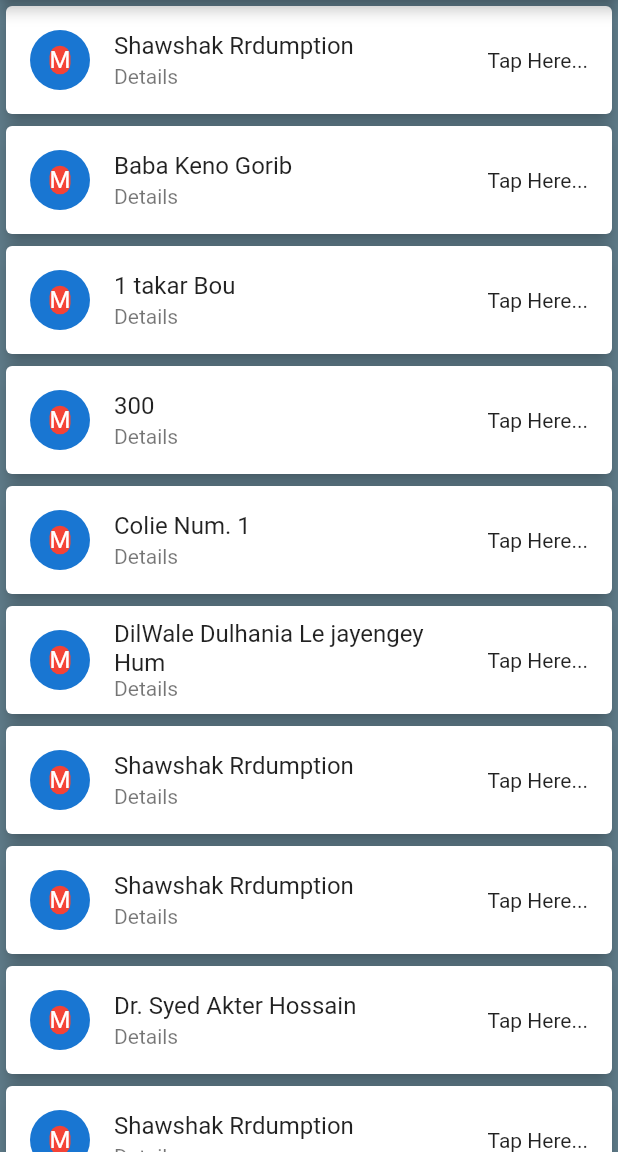
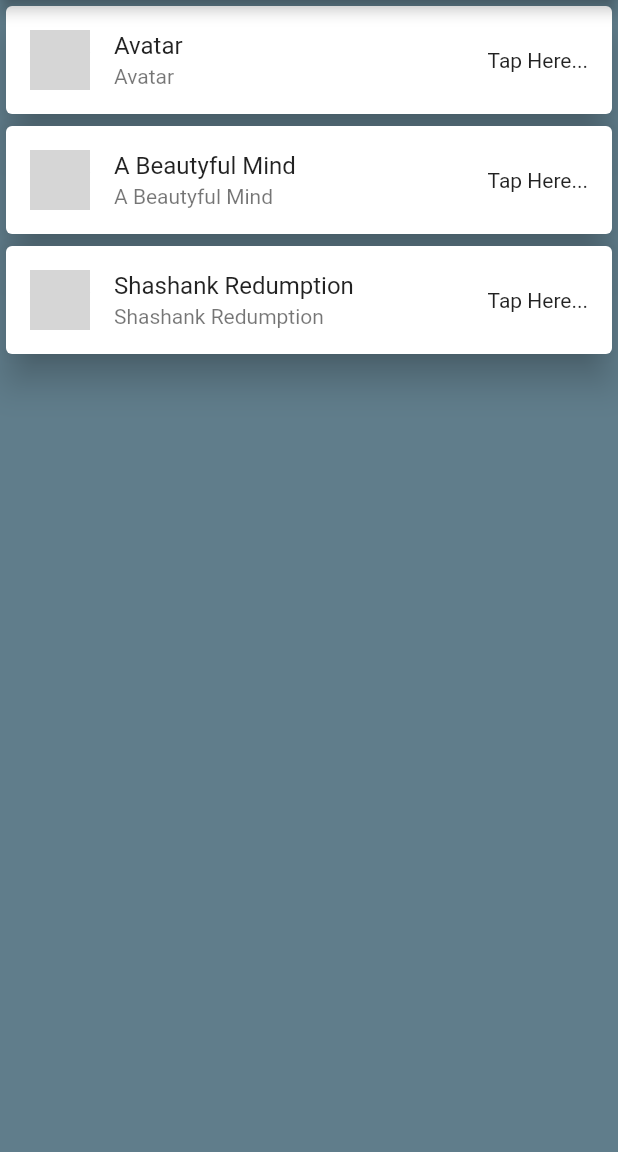
Before and after one commit to sanyhmahadi/MovieApp, a Flutter app: the screen it shows after launch, on a phone screen of 412 x 824 dp, the part 84-1236 px from its top. Run offline on Flutter 3.47's test engine with Material 2 defaults, Android fonts, the phone set to English and light mode, and no system bars; network calls fail; grey boxes are pictures that could not be loaded.

Commit message:
Picture in Circle avatar

```diff
--- /dev/null
+++ b/lib/ui/Movie.dart
@@ -0,0 +1,104 @@
+class Movie {
+  static List<Movie> getMovies() => [
+        Movie(
+            "Avatar",
+            "2009",
+            "18 dec 2009",
+            "162 min",
+            "Acton",
+            "James Cameron",
+            "James Cameron",
+            "Cris Hamsworth",
+            "nice",
+            "USA",
+            "Win 3 oscar",
+            "7.9",
+            "1116899",
+            "tt4622964",
+            "movie",
+            "True", [
+          "https://flxt.tmsimg.com/assets/p3542039_p_v8_ac.jpg",
+          "https://www.indiewire.com/wp-content/uploads/2019/12/avatar-2.jpg",
+          "https://www.slashfilm.com/wp/wp-content/images/avatar-2-story.jpg"
+        ]),
+        Movie(
+            "A Beautyful Mind",
+            "2009",
+            "18 dec 2009",
+            "162 min",
+            "Acton",
+            "James Cameron",
+            "James Cameron",
+            "Cris Hamsworth",
+            "nice",
+            "USA",
+            "Win 3 oscar",
+            "7.9",
+            "1116899",
+            "tt4622964",
+            "movie",
+            "True", [
+          "https://i0.wp.com/the-art-of-autism.com/wp-content/uploads/2020/06/A-Beautiful-Mind.jpg?fit=683%2C1024&ssl=1",
+          "https://www.indiewire.com/wp-content/uploads/2019/12/avatar-2.jpg",
+          "https://www.slashfilm.com/wp/wp-content/images/avatar-2-story.jpg"
+        ]),
+        Movie(
+            "Shashank Redumption",
+            "2009",
+            "18 dec 2009",
+            "162 min",
+            "Acton",
+            "James Cameron",
+            "James Cameron",
+            "Cris Hamsworth",
+            "nice",
+            "USA",
+            "Win 3 oscar",
+            "7.9",
+            "1116899",
+            "tt4622964",
+            "movie",
+            "True", [
+          "https://upload.wikimedia.org/wikipedia/en/8/81/ShawshankRedemptionMoviePoster.jpg",
+          "https://www.indiewire.com/wp-content/uploads/2019/12/avatar-2.jpg",
+          "https://www.slashfilm.com/wp/wp-content/images/avatar-2-story.jpg"
+        ])
+      ];
+
+  String title;
+  String year;
+  String released;
+  String runtime;
+  String genre;
+  String directory;
+  String writer;
+  String actors;
+  String plot;
+  String language;
+  String metascore;
+  String imdbRating;
+  String imdbVotes;
+  String imdbID;
+  String type;
+  String response;
+  List<String> images;
+  Movie(
+    this.title,
+    this.year,
+    this.released,
+    this.runtime,
+    this.genre,
+    this.directory,
+    this.writer,
+    this.actors,
+    this.plot,
+    this.language,
+    this.metascore,
+    this.imdbRating,
+    this.imdbVotes,
+    this.imdbID,
+    this.type,
+    this.response,
+    this.images,
+  );
+}
--- a/lib/ui/home.dart
+++ b/lib/ui/home.dart
@@ -1,3 +1,4 @@
+import 'package:MovieApp/ui/Movie.dart';
 import 'package:flutter/material.dart';
 
 class MovieApp extends StatefulWidget {
@@ -6,6 +7,8 @@ class MovieApp extends StatefulWidget {
 }
 
 class _MovieAppState extends State<MovieApp> {
+  final List<Movie> movieList = Movie.getMovies();
+
   final List movies = [
     "Shawshak Rrdumption",
     "Baba Keno Gorib",
@@ -30,6 +33,7 @@ class _MovieAppState extends State<MovieApp> {
     "Shawshak Rrdumption",
     "Khalar Ranna",
   ];
+
   @override
   Widget build(BuildContext context) {
     return Scaffold(
@@ -40,29 +44,35 @@ class _MovieAppState extends State<MovieApp> {
       ),
       backgroundColor: Colors.blueGrey,
       body: ListView.builder(
-        itemCount: movies.length,
+        itemCount: movieList.length,
         itemBuilder: (BuildContext context, int index) {
           return Card(
-            elevation: 5,
+            elevation: 10,
             color: Colors.white,
             child: ListTile(
               leading: CircleAvatar(
                 child: Container(
+                  width: 200,
+                  height: 200,
                   decoration: BoxDecoration(
-                      color: Colors.red,
+                      image: DecorationImage(
+                          image: NetworkImage(movieList[index].images[0]),
+                          fit: BoxFit.cover),
+                      color: Colors.blueGrey,
                       borderRadius: BorderRadius.circular(15)),
-                  child: Text("M"),
+                  child: null,
                 ),
               ),
               trailing: Text("Tap Here..."),
-              title: Text(movies[index]),
-              subtitle: Text("Details"),
+              title: Text(movieList[index].title),
+              subtitle: Text(movieList[index].title),
               onTap: () {
                 Navigator.push(
                     context,
                     MaterialPageRoute(
                         builder: (context) => MovieApp2ndpage(
-                              movieName: movies.elementAt(index),
+                              movieName: movieList.elementAt(index).title,
+                              movie: movieList[index],
                             )));
               },
               //onTap: () => debugPrint("Movie Name: ${movies.elementAt(index)}"),
@@ -76,8 +86,10 @@ class _MovieAppState extends State<MovieApp> {
 
 class MovieApp2ndpage extends StatelessWidget {
   final String movieName;
+  final Movie movie;
 
-  const MovieApp2ndpage({Key key, this.movieName}) : super(key: key);
+  const MovieApp2ndpage({Key key, this.movieName, this.movie})
+      : super(key: key);
 
   @override
   Widget build(BuildContext context) {
@@ -91,7 +103,7 @@ class MovieApp2ndpage extends StatelessWidget {
       body: Center(
         child: Container(
           child: RaisedButton(
-              child: Text("Back Page ${this.movieName}"),
+              child: Text("Back Page ${this.movie.directory}"),
               onPressed: () {
                 Navigator.pop(context);
               }),
```
